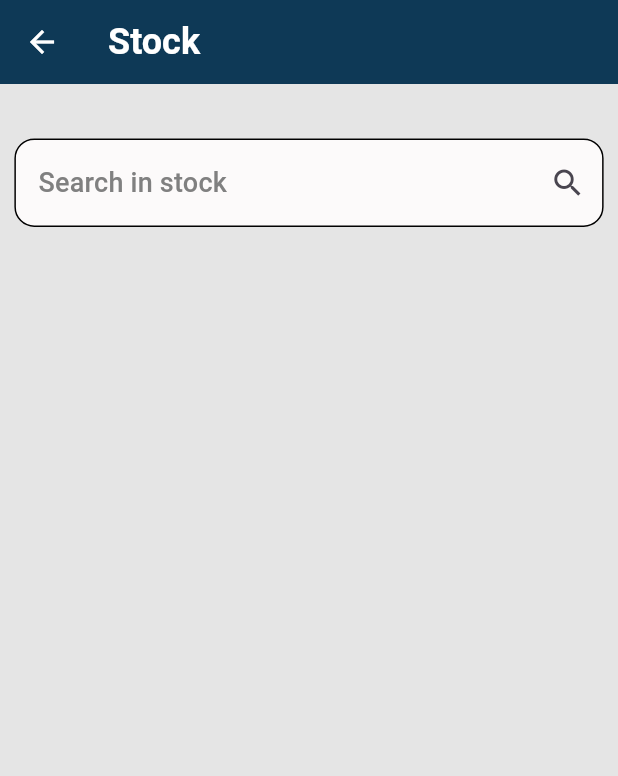
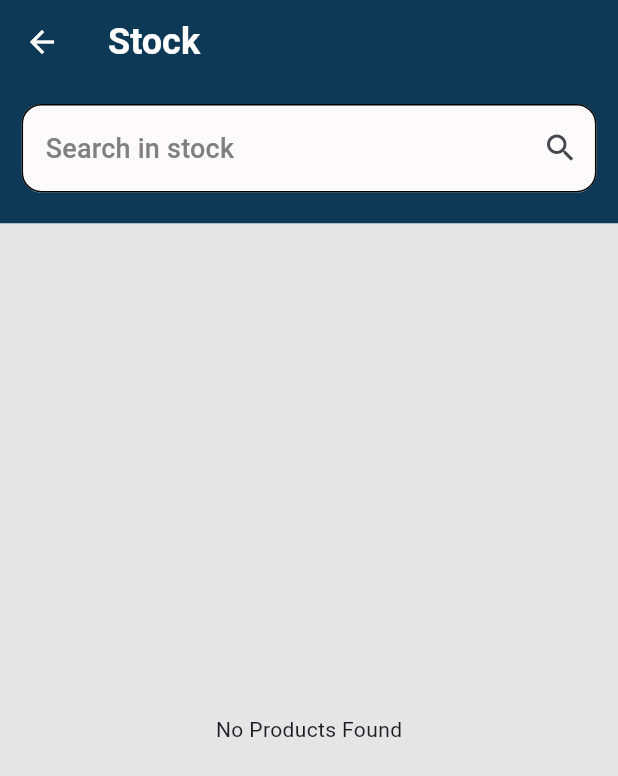
Before and after one commit to RehamHatem/trade_mate, a Flutter app: the StockScreen screen opened by its route, on a phone screen of 412 x 824 dp. Shown: the top 776 px of the screen. Run offline on Flutter 3.47's test engine with Material 3 defaults, Android fonts, the phone set to English and light mode, and no system bars; our stand-ins replace cloud_firestore, dartz, firebase_auth, firebase_core, flutter_bloc, flutter_screenutil and 1 more; accounts and stored records are empty.

Commit message:
show_stock

```diff
--- a/lib/screens/home/tabs/add_product/data/data/add_product_fire_base_function.dart
+++ b/lib/screens/home/tabs/add_product/data/data/add_product_fire_base_function.dart
@@ -3,7 +3,7 @@ import 'package:cloud_firestore/cloud_firestore.dart';
 import '../model/product_model.dart';
 
 class AddProductFireBaseFunction{
-  static CollectionReference<ProductModel> getTasksCollection() {
+  static CollectionReference<ProductModel> getProductsCollection() {
     return FirebaseFirestore.instance
         .collection("Products")
         .withConverter<ProductModel>(
@@ -17,7 +17,7 @@ class AddProductFireBaseFunction{
   }
 
    Future<void> addProduct(ProductModel product) {
-    var collection = getTasksCollection();
+    var collection = getProductsCollection();
     var docRef = collection.doc();
     product.id = docRef.id;
     return docRef.set(product);
--- a/lib/screens/home/tabs/add_product/domain/entity/product_entity.dart
+++ b/lib/screens/home/tabs/add_product/domain/entity/product_entity.dart
@@ -29,7 +29,7 @@ class ProductEntity{
 
 
 
-   ProductEntity toEntity() {
+  ProductEntity toEntity() {
   return ProductEntity(
       category:category,
       supplier:supplier,
--- a/lib/screens/home/tabs/add_product/ui/view/add_product_screen.dart
+++ b/lib/screens/home/tabs/add_product/ui/view/add_product_screen.dart
@@ -146,7 +146,7 @@ clearForm();
 
                     ),
                   SizedBox(height: 10.h,),
-                  Text("The product added successfully",style: Theme.of(context)
+                  Text("The product is added successfully",style: Theme.of(context)
                       .textTheme
                       .titleMedium!
                       .copyWith(color: AppColors.primaryColor),
@@ -218,7 +218,7 @@ clearForm();
                             isEnabled: true,
                             keyboardType: TextInputType.number,
                             validator: (value) {
-                              if (value == null || value.trim().isEmpty) {
+                              if (value == null || value.trim().isEmpty  ) {
                                 return 'please enter product quantity';
                               }
                               return null;
--- /dev/null
+++ b/lib/screens/home/tabs/stock/domain/stock_di.dart
@@ -0,0 +1,19 @@
+import 'package:trade_mate/screens/home/tabs/stock/data/data/stock_fire_base_functions.dart';
+import 'package:trade_mate/screens/home/tabs/stock/data/repo_impl/stock_data_source_impl.dart';
+import 'package:trade_mate/screens/home/tabs/stock/data/repo_impl/stock_repo_impl.dart';
+import 'package:trade_mate/screens/home/tabs/stock/domain/repo/stock_data_source.dart';
+import 'package:trade_mate/screens/home/tabs/stock/domain/repo/stock_repository.dart';
+import 'package:trade_mate/screens/home/tabs/stock/domain/use_case/stock_use_cases.dart';
+
+StockUseCases injectStockUseCases(){
+  return StockUseCases(stockRepository:injectStockRepository() );
+}
+StockRepository  injectStockRepository(){
+  return StockRepoImpl(stockDataSource:injectStockDataSource() );
+}
+StockDataSource injectStockDataSource(){
+  return StockDataSourceImpl(stockFireBaseFunctions: injectStockFireBaseFunctions());
+}
+StockFireBaseFunctions injectStockFireBaseFunctions(){
+  return StockFireBaseFunctions();
+}
--- /dev/null
+++ b/lib/screens/home/tabs/stock/domain/use_case/stock_use_cases.dart
@@ -0,0 +1,14 @@
+import 'package:dartz/dartz.dart';
+import 'package:trade_mate/screens/home/tabs/stock/domain/repo/stock_repository.dart';
+import 'package:trade_mate/utils/failures.dart';
+
+import '../../../add_product/domain/entity/product_entity.dart';
+
+class StockUseCases{
+  StockRepository stockRepository;
+  StockUseCases({required this.stockRepository});
+  Stream<Either<Failures,List<ProductEntity>>>getProducts(){
+    return stockRepository.getProducts();
+
+}
+}
--- a/lib/screens/home/tabs/stock/ui/view/stock_screen.dart
+++ b/lib/screens/home/tabs/stock/ui/view/stock_screen.dart
@@ -1,15 +1,23 @@
 import 'package:flutter/material.dart';
+import 'package:flutter_bloc/flutter_bloc.dart';
 import 'package:flutter_screenutil/flutter_screenutil.dart';
+import 'package:trade_mate/screens/home/tabs/stock/ui/view/product_item.dart';
+import 'package:trade_mate/screens/home/tabs/stock/ui/view_model/stock_view_model.dart';
 import 'package:trade_mate/utils/app_colors.dart';
 import 'package:trade_mate/utils/text_field_item.dart';
+
+import '../../../add_product/domain/entity/product_entity.dart';
+import '../../domain/stock_di.dart';
+import '../view_model/stock_states.dart';
 
 class StockScreen extends StatelessWidget {
   static const String routeName="stock";
    StockScreen({super.key});
-  var search= TextEditingController();
+  StockViewModel stockViewModel=StockViewModel(stockUseCases: injectStockUseCases());
 
   @override
   Widget build(BuildContext context) {
+
     return Scaffold(
       backgroundColor: AppColors.lightGreyColor,
       appBar: AppBar(
@@ -22,14 +30,77 @@ class StockScreen extends StatelessWidget {
             .titleLarge!
             .copyWith(color: AppColors.whiteColor),
       ),),
-      body: Padding(
-        padding:  EdgeInsets.only(left: 10.w,right: 10.w,bottom: 10.h,),
-        child: Column(
-          children: [
-            TextFieldItem(controller: search,hintText: "Search in stock ",suffixIcon: Icon(Icons.search,),),
+      body: Column(
+        children: [
+          Container(
+            width: double.infinity,
+              height: 105.h,
+              decoration: BoxDecoration(color: AppColors.darkPrimaryColor),
 
-          ],
-        ),
+              child: Padding(
+                padding:  EdgeInsets.only(left: 15.w,right: 15.w,),
+                child: TextFieldItem(controller: stockViewModel.search,hintText: "Search in stock ",suffixIcon: Icon(Icons.search,),),
+              )),
+
+          Expanded(
+            child: BlocProvider(
+              create: (_) => stockViewModel..getProducts(),
+              child: BlocBuilder<StockViewModel, StockStates>(
+                builder: (context, state) {
+                  if (state is StockLoadingState) {
+                    return const Center(child: CircularProgressIndicator());
+                  }
+
+                  if (state is StockErrorState) {
+                    return Column(
+                      mainAxisAlignment: MainAxisAlignment.center,
+                      children: [
+                        const Text("Something went wrong"),
+                        ElevatedButton(
+                          onPressed: () =>
+                              context.read<StockViewModel>().getProducts(),
+                          child: const Text("Try Again"),
+                        ),
+                      ],
+                    );
+                  }
+
+                  if (state is StockSuccessState) {
+                    final products = state.products;
+
+                    if (products.isEmpty) {
+                      return const Center(child: Text("No Products Found"));
+                    }
+
+                    return Padding(
+                      padding: const EdgeInsets.symmetric(horizontal: 16),
+                      child: ListView.separated(
+                        itemBuilder: (context, index) {
+                          final product = products[index];
+                          return ProductItem(
+                            name: product.name,
+                            quantity: product.quantity,
+                            price: product.price != null
+                                ? double.parse(product.price.toString()).toStringAsFixed(2)
+                                : '0.00',
+                            totalPrice: product.total != null
+                                ? double.parse(product.total.toString()).toStringAsFixed(2)
+                                : '0.00',
+                            supplier: product.supplier,
+                            category: product.category,
+                          );
+                        },
+                        separatorBuilder: (_, __) => const SizedBox(height: 10),
+                        itemCount: products.length,
+                      ),
+                    );
+                  }
+
+                  return const Center(child: Text("No Products Available"));
+                },
+              ),
+            ),
+          ),      ],
       ),
     );
   }
--- /dev/null
+++ b/lib/screens/home/tabs/stock/ui/view_model/stock_states.dart
@@ -0,0 +1,25 @@
+import '../../../../../../utils/failures.dart';
+import '../../../add_product/domain/entity/product_entity.dart';
+
+abstract class StockStates{
+
+}
+class StockInitState extends StockStates{
+
+}
+class StockLoadingState extends StockStates{
+  String load;
+  StockLoadingState({required this.load});
+
+}
+class StockSuccessState extends StockStates{
+  List<ProductEntity> products;
+  StockSuccessState({required this.products});
+
+}
+class StockErrorState extends StockStates{
+  Failures error;
+  StockErrorState({required this.error});
+
+
+}
--- /dev/null
+++ b/lib/screens/home/tabs/stock/ui/view_model/stock_view_model.dart
@@ -0,0 +1,29 @@
+import 'package:dartz/dartz.dart';
+import 'package:flutter/material.dart';
+import 'package:flutter_bloc/flutter_bloc.dart';
+import 'package:trade_mate/screens/home/tabs/stock/domain/use_case/stock_use_cases.dart';
+import 'package:trade_mate/screens/home/tabs/stock/ui/view_model/stock_states.dart';
+
+import '../../../../../../utils/failures.dart';
+import '../../../add_product/domain/entity/product_entity.dart';
+
+class StockViewModel extends Cubit<StockStates>{
+  StockViewModel({required this.stockUseCases}):super(StockInitState());
+  StockUseCases stockUseCases;
+  var search= TextEditingController();
+  void getProducts() async {
+    emit(StockLoadingState(load: "loading..."));
+
+    try {
+      await for (final result in stockUseCases.getProducts()) {
+        result.fold(
+              (failure) => emit(StockErrorState(error: failure)),
+              (products) => emit(StockSuccessState(products: products)),
+        );
+      }
+    } catch (error) {
+      emit(StockErrorState(error: Failures(errorMsg: error.toString())));
+    }
+  }
+
+}
--- a/lib/utils/text_field_item.dart
+++ b/lib/utils/text_field_item.dart
@@ -4,7 +4,7 @@ import 'package:flutter_screenutil/flutter_screenutil.dart';
 import 'app_colors.dart';
 
 class TextFieldItem extends StatelessWidget {
-  String fieldName;
+  String? fieldName;
   String hintText;
   Widget? suffixIcon;
   bool isObscure;
@@ -14,7 +14,7 @@ class TextFieldItem extends StatelessWidget {
 
   TextFieldItem(
       {
-        this.fieldName="",
+        this.fieldName,
         required this.hintText,
         this.suffixIcon,
         this.isObscure = false,
@@ -27,14 +27,15 @@ class TextFieldItem extends StatelessWidget {
     return Column(
       crossAxisAlignment: CrossAxisAlignment.stretch,
       children: [
-        Text(
-          fieldName,
+
+       fieldName!=null ?Text(
+          fieldName!,
           style: Theme.of(context)
               .textTheme
               .titleMedium!
               .copyWith(fontSize: 18.sp),
           textAlign: TextAlign.start,
-        ),
+        ): SizedBox(),
         Padding(
           padding: EdgeInsets.only(top: 15.h, bottom: 24.h),
           child: TextFormField(
```
Also changed, not shown: lib/screens/home/tabs/stock/data/data/stock_fire_base_functions.dart (added, +46 -0 lines), lib/screens/home/tabs/stock/data/repo_impl/stock_data_source_impl.dart (added, +48 -0 lines), lib/screens/home/tabs/stock/data/repo_impl/stock_repo_impl.dart (added, +19 -0 lines), lib/screens/home/tabs/stock/domain/repo/stock_data_source.dart (added, +10 -0 lines), lib/screens/home/tabs/stock/domain/repo/stock_repository.dart (added, +10 -0 lines), lib/screens/home/tabs/stock/ui/view/product_item.dart (added, +116 -0 lines), assets/images/product.png (added).
